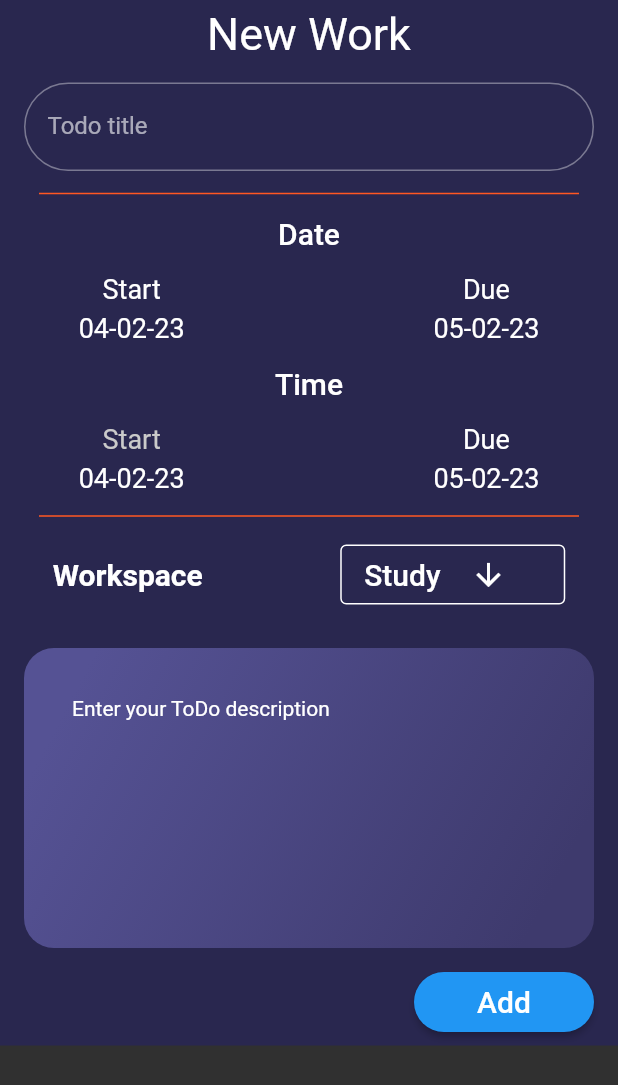
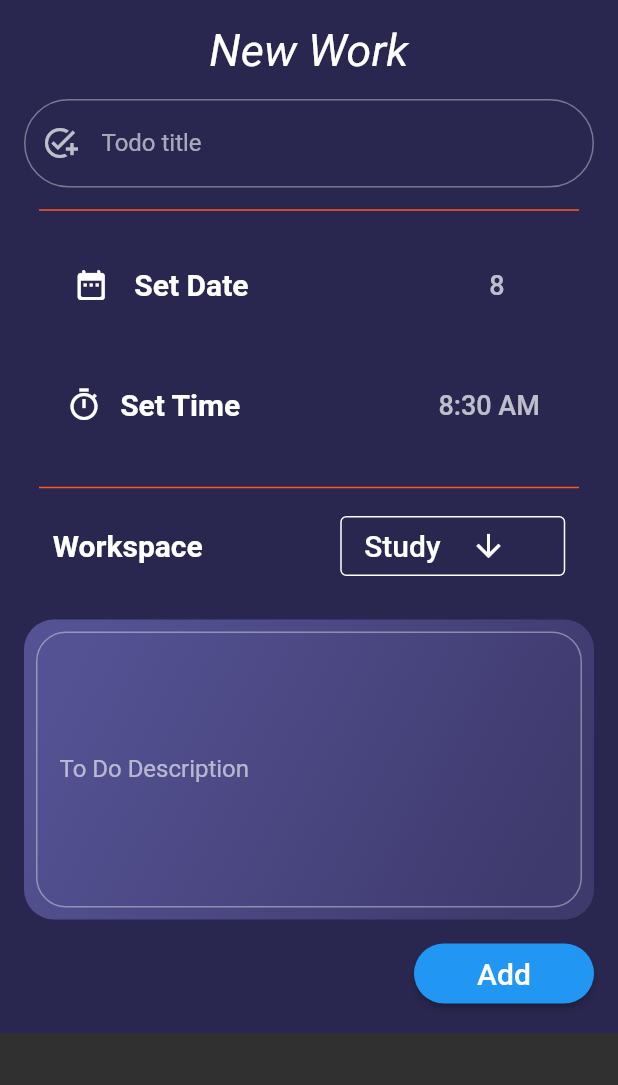
Before and after one commit to amanpandey0286/doal, a Flutter app: the ToDoPage widget shown alone on an empty page, opened directly, on a phone screen of 412 x 824 dp. Shown: the top 1085 px of the screen. Run offline on Flutter 3.47's test engine with Material 2 defaults, Android fonts, the light colour scheme and no system bars; our stand-ins replace cloud_firestore, curved_navigation_bar, firebase_auth, firebase_core, fluttertoast; accounts and stored records are empty.

Commit message:
adding task to backend

```diff
--- a/lib/pages/todo_page.dart
+++ b/lib/pages/todo_page.dart
@@ -1,7 +1,67 @@
+import 'package:cloud_firestore/cloud_firestore.dart';
+import 'package:doal/pages/home_page.dart';
+import 'package:firebase_auth/firebase_auth.dart';
 import 'package:flutter/material.dart';
+import 'package:fluttertoast/fluttertoast.dart';
 
-class ToDoPage extends StatelessWidget {
+class ToDoPage extends StatefulWidget {
   const ToDoPage({super.key});
+
+  @override
+  State<ToDoPage> createState() => _ToDoPageState();
+}
+
+class _ToDoPageState extends State<ToDoPage> {
+  TextEditingController titleController = TextEditingController();
+  TextEditingController descriptionController = TextEditingController();
+
+  addtasktofirebase() async {
+    FirebaseAuth auth = FirebaseAuth.instance;
+    final User? user = await auth.currentUser;
+    String uid = user!.uid;
+    var date = _dateTime;
+    var time = _timeOfDay;
+    await FirebaseFirestore.instance
+        .collection('tasks')
+        .doc(uid)
+        .collection('mytasks')
+        .doc(time.toString()) //align according to this.
+        .set({
+      'title': titleController.text,
+      'description': descriptionController.text,
+      'time': _timeOfDay.hour,
+      'date': _dateTime,
+    });
+    Fluttertoast.showToast(msg: 'Data Added');
+  }
+
+  DateTime _dateTime = DateTime.now();
+  TimeOfDay _timeOfDay = TimeOfDay(hour: 8, minute: 30);
+
+  void _showDatePicker() {
+    showDatePicker(
+            context: context,
+            initialDate: DateTime.now(),
+            firstDate: DateTime(2010),
+            lastDate: DateTime(2040))
+        .then((value) {
+      setState(() {
+        _dateTime = value!;
+      });
+    });
+  }
+
+  void _showTimePicker() {
+    showTimePicker(
+      context: context,
+      initialTime: TimeOfDay.now(),
+    ).then((value) {
+      setState(() {
+        _timeOfDay = value!;
+      });
+    });
+    ;
+  }
 
   @override
   Widget build(BuildContext context) {
@@ -10,24 +70,23 @@ class ToDoPage extends StatelessWidget {
       child: SafeArea(
           child: SingleChildScrollView(
         child: Padding(
-          padding: const EdgeInsets.symmetric(vertical: 5.0, horizontal: 16.0),
+          padding: const EdgeInsets.symmetric(vertical: 16.0, horizontal: 16.0),
           child: Column(
             children: [
               Text(
                 "New Work",
-                style: TextStyle(
-                  fontSize: 30.0,
-                  fontWeight: FontWeight.w400,
-                ),
+                style: TextStyle(fontSize: 30.0, fontStyle: FontStyle.italic),
               ),
               SizedBox(
                 height: 15.0,
               ),
               TextFormField(
+                controller: titleController,
                 decoration: InputDecoration(
                     border: OutlineInputBorder(
                         borderRadius: BorderRadius.circular(50.0)),
                     labelText: " Todo title ",
+                    prefixIcon: Icon(Icons.add_task_outlined),
                     hintText: "Enter your to do title"),
               ),
               SizedBox(
@@ -40,124 +99,51 @@ class ToDoPage extends StatelessWidget {
                 endIndent: 10.0,
                 color: Colors.deepOrange,
               ),
-              SizedBox(
-                height: 5.0,
-              ),
-              Text(
-                "Date",
-                style: TextStyle(
-                  fontSize: 20.0,
-                  fontWeight: FontWeight.w500,
+              Padding(
+                padding: const EdgeInsets.all(16.0),
+                child: Row(
+                  mainAxisAlignment: MainAxisAlignment.spaceEvenly,
+                  children: [
+                    Icon(Icons.date_range_rounded),
+                    Text("Set Date",
+                        style: TextStyle(
+                            fontSize: 20.0, fontWeight: FontWeight.bold)),
+                    SizedBox(
+                      width: 100.0,
+                    ),
+                    TextButton(
+                        onPressed: _showDatePicker,
+                        child: Text(
+                          _dateTime.day.toString(),
+                          style:
+                              TextStyle(color: Colors.white70, fontSize: 18.0),
+                        ))
+                  ],
                 ),
               ),
-              SizedBox(
-                height: 15.0,
-              ),
-              Row(
-                mainAxisAlignment: MainAxisAlignment.spaceAround,
-                children: [
-                  Column(
-                    children: [
-                      Text(
-                        "Start",
+              Padding(
+                padding: const EdgeInsets.all(16.0),
+                child: Row(
+                  mainAxisAlignment: MainAxisAlignment.spaceEvenly,
+                  children: [
+                    Icon(Icons.timer_sharp),
+                    const Text("Set Time",
                         style: TextStyle(
-                          fontSize: 18.0,
-                        ),
-                      ),
-                      SizedBox(
-                        height: 5.0,
-                      ),
-                      Text(
-                        "04-02-23",
-                        style: TextStyle(
-                          fontSize: 18.0,
-                        ),
-                      ),
-                    ],
-                  ),
-                  SizedBox(
-                    width: 20.0,
-                  ),
-                  Column(
-                    children: [
-                      Text(
-                        "Due",
-                        style: TextStyle(
-                          fontSize: 18.0,
-                        ),
-                      ),
-                      SizedBox(
-                        height: 5.0,
-                      ),
-                      Text(
-                        "05-02-23",
-                        style: TextStyle(
-                          fontSize: 18.0,
-                        ),
-                      ),
-                    ],
-                  )
-                ],
-              ),
-              SizedBox(
-                height: 15.0,
-              ),
-              Text(
-                "Time",
-                style: TextStyle(
-                  fontSize: 20.0,
-                  fontWeight: FontWeight.w500,
+                            fontSize: 20.0, fontWeight: FontWeight.bold)),
+                    SizedBox(
+                      width: 100.0,
+                    ),
+                    TextButton(
+                        onPressed: _showTimePicker,
+                        child: Text(
+                          _timeOfDay.format(context).toString(),
+                          style:
+                              TextStyle(color: Colors.white70, fontSize: 18.0),
+                        ))
+                  ],
                 ),
               ),
-              SizedBox(
-                height: 15.0,
-              ),
-              Row(
-                mainAxisAlignment: MainAxisAlignment.spaceAround,
-                children: [
-                  Column(
-                    children: [
-                      Text(
-                        "Start",
-                        style:
-                            TextStyle(fontSize: 18.0, color: Color(0xFFCACACA)),
-                      ),
-                      SizedBox(
-                        height: 5.0,
-                      ),
-                      Text(
-                        "04-02-23",
-                        style: TextStyle(
-                          fontSize: 18.0,
-                        ),
-                      ),
-                    ],
-                  ),
-                  SizedBox(
-                    width: 20.0,
-                  ),
-                  Column(
-                    children: [
-                      Text(
-                        "Due",
-                        style: TextStyle(
-                          fontSize: 18.0,
-                        ),
-                      ),
-                      SizedBox(
-                        height: 5.0,
-                      ),
-                      Text(
-                        "05-02-23",
-                        style: TextStyle(
-                          fontSize: 18.0,
-                        ),
-                      ),
-                    ],
-                  )
-                ],
-              ),
-              SizedBox(
+              const SizedBox(
                 height: 5.0,
               ),
               const Divider(
@@ -195,13 +181,13 @@ class ToDoPage extends StatelessWidget {
                     onPressed: () {},
                     child: Row(
                       children: [
-                        Text(
+                        const Text(
                           "Study",
                           style: TextStyle(
                             fontSize: 20.0,
                           ),
                         ),
-                        SizedBox(
+                        const SizedBox(
                           width: 20.0,
                         ),
                         Icon(Icons.arrow_downward),
@@ -215,8 +201,17 @@ class ToDoPage extends StatelessWidget {
               ),
               Container(
                 child: Padding(
-                  padding: const EdgeInsets.all(32.0),
-                  child: Text("Enter your ToDo description"),
+                  padding: const EdgeInsets.all(8.0),
+                  child: TextFormField(
+                    minLines: 8,
+                    maxLines: 8,
+                    controller: descriptionController,
+                    decoration: InputDecoration(
+                        border: OutlineInputBorder(
+                            borderRadius: BorderRadius.circular(20.0)),
+                        labelText: " To Do Description ",
+                        hintText: "Enter your to do description"),
+                  ),
                 ),
                 height: 200.0,
                 width: double.infinity,
@@ -240,7 +235,12 @@ class ToDoPage extends StatelessWidget {
                 children: [
                   ElevatedButton(
                     onPressed: () {
-                      Navigator.pushNamed(context, '/Home');
+                      addtasktofirebase();
+                      Navigator.push(
+                        context,
+                        MaterialPageRoute(
+                            builder: (context) => const HomePage()),
+                      );
                     },
                     child: Text(
                       "Add",
--- a/pubspec.yaml
+++ b/pubspec.yaml
@@ -41,6 +41,7 @@ dependencies:
   firebase_auth: ^4.3.0
   cloud_firestore: ^4.4.5
   firebase_core: ^2.9.0
+  fluttertoast: ^8.2.1
 
 dev_dependencies:
   flutter_test:
```
Also changed, not shown: lib/pages/home_page.dart (+120 -3 lines), lib/widgets/todowidget.dart (+6 -6 lines), pubspec.lock.
